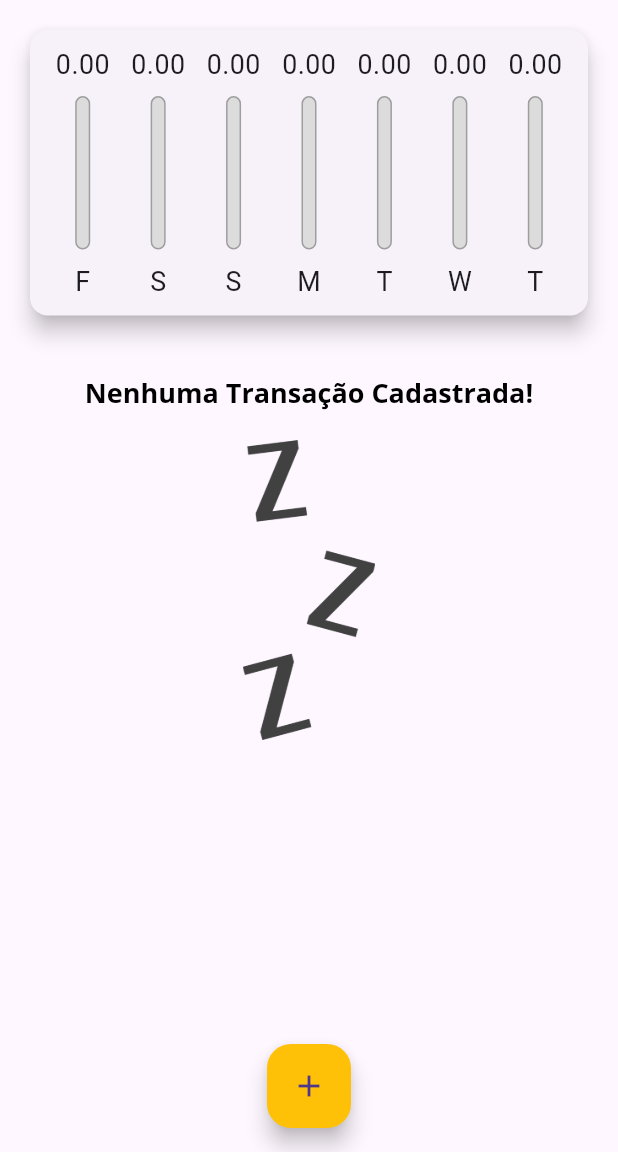
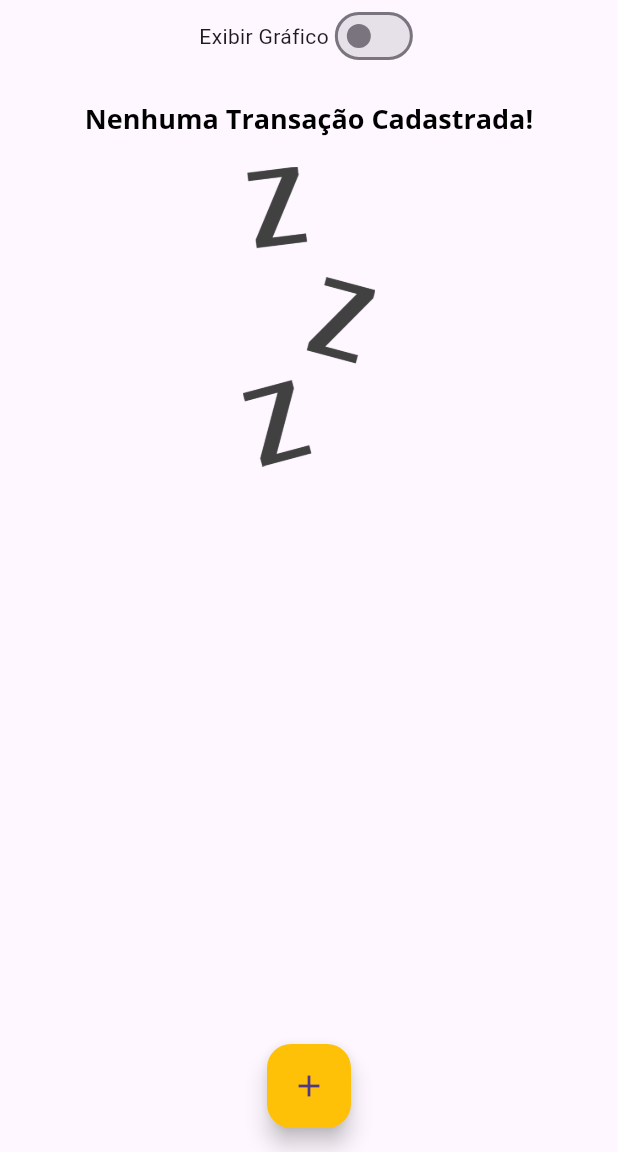
Before and after one commit to netsoncavina/flutter_expenses, a Flutter app: the screen it shows after launch, on a phone screen of 412 x 824 dp, the part 84-1236 px from its top. Run offline on Flutter 3.47's test engine with Material 3 defaults, Android fonts, the phone set to English and light mode, and no system bars.

```diff
--- a/lib/main.dart
+++ b/lib/main.dart
@@ -46,6 +46,7 @@ class MyHomePage extends StatefulWidget {
 
 class _MyHomePageState extends State<MyHomePage> {
   final List<Transaction> _transactions = [];
+  bool _showChart = false;
 
   _addTransaction(String title, double value, DateTime date) {
     final newTransaction = Transaction(id: DateTime.now().toString(), title: title, value: value, date: date);
@@ -103,9 +104,24 @@ class _MyHomePageState extends State<MyHomePage> {
         child: Column(
           crossAxisAlignment: CrossAxisAlignment.stretch,
           children: [
-            SizedBox(height: availableHeight * 0.3, child: Chart(_recentTransactions)),
-            SizedBox(
-                height: availableHeight * 0.7, child: TransactionList(transactions: _transactions, onDelete: _deleteTransaction)) // TransactionUser()
+            Row(
+              mainAxisAlignment: MainAxisAlignment.center,
+              children: [
+                const Text("Exibir Gráfico"),
+                Switch(
+                    value: _showChart,
+                    onChanged: (value) {
+                      setState(() {
+                        _showChart = value;
+                      });
+                    }),
+              ],
+            ),
+            if (_showChart) SizedBox(height: availableHeight * 0.3, child: Chart(_recentTransactions)),
+            if (!_showChart)
+              SizedBox(
+                  height: availableHeight * 0.7,
+                  child: TransactionList(transactions: _transactions, onDelete: _deleteTransaction)) // TransactionUser()
           ],
         ),
       ),
```
